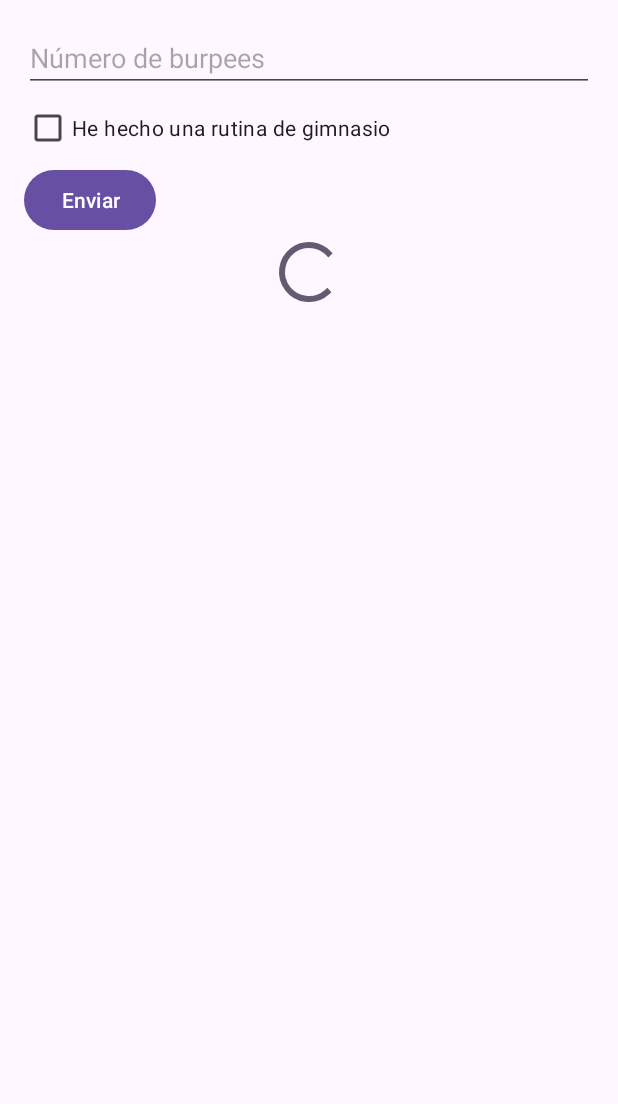
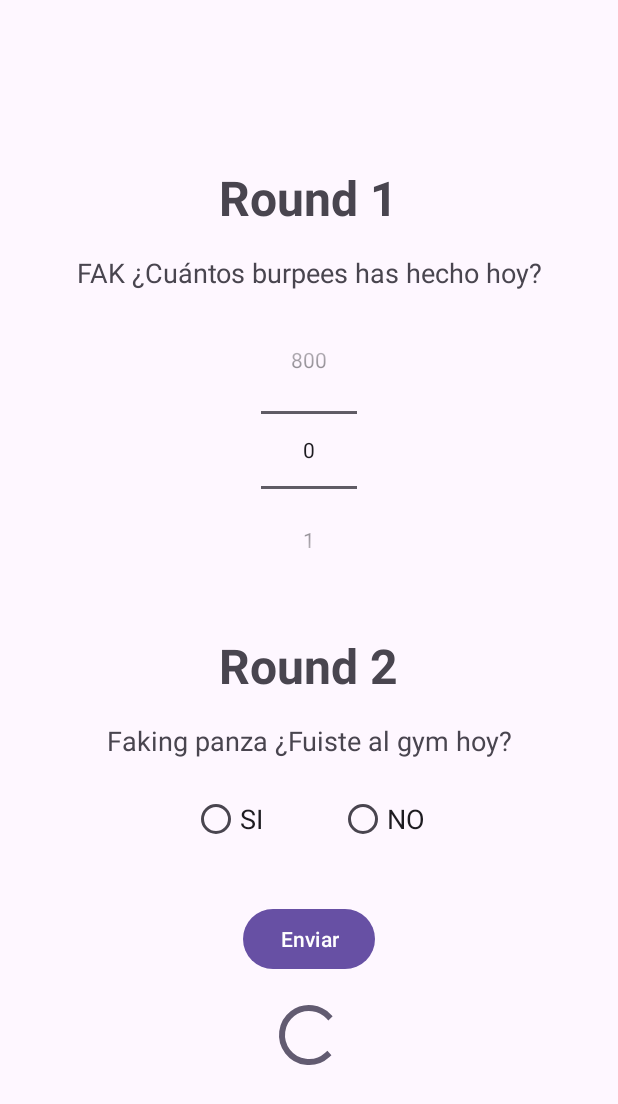
Before and after one commit to Castellano46/Tu_primer_Lambo, an Android app: the fragment ExerciseFragment placed in its activity, on a phone screen of 412 x 824 dp. Shown: the top 1104 px of the screen. Run offline under Robolectric (Android 15) with nearby library versions, the phone set to English and light mode, and no system bars; our stand-ins replace data binding.

Commit message:
Exercise

```diff
--- a/app/src/main/java/com/example/tu_primer_lambo/ui/view/fragments/ExerciseFragment.kt
+++ b/app/src/main/java/com/example/tu_primer_lambo/ui/view/fragments/ExerciseFragment.kt
@@ -11,28 +11,47 @@ import com.example.tu_primer_lambo.ui.viewModels.ExerciseViewModel
 
 class ExerciseFragment : Fragment() {
 
-    private lateinit var binding: FragmentExerciseBinding
+    private var _binding: FragmentExerciseBinding? = null
+    private val binding get() = _binding!!
     private val viewModel: ExerciseViewModel by viewModels()
 
     override fun onCreateView(
         inflater: LayoutInflater, container: ViewGroup?,
         savedInstanceState: Bundle?
     ): View {
-        binding = FragmentExerciseBinding.inflate(inflater, container, false)
+
+        _binding = FragmentExerciseBinding.inflate(inflater, container, false)
         return binding.root
     }
 
     override fun onViewCreated(view: View, savedInstanceState: Bundle?) {
         super.onViewCreated(view, savedInstanceState)
 
+        binding.numberPickerBurpees.apply {
+            minValue = 0
+            maxValue = 800
+            wrapSelectorWheel = true
+        }
+
+
         binding.btnSubmit.setOnClickListener {
-            val burpees = binding.inputBurpees.text.toString().toIntOrNull() ?: 0
-            val gymChecked = binding.checkboxGym.isChecked
-            viewModel.updateProgress(burpees, gymChecked)
+            val burpees = binding.numberPickerBurpees.value
+            val wentToGym = when (binding.radioGroup.checkedRadioButtonId) {
+                binding.radioSi.id -> true
+                binding.radioNo.id -> false
+                else -> false
+            }
+
+            viewModel.updateProgress(burpees, wentToGym)
         }
 
         viewModel.progress.observe(viewLifecycleOwner) { progress ->
             binding.progressBar.progress = (progress * 100).toInt()
         }
     }
+
+    override fun onDestroyView() {
+        super.onDestroyView()
+        _binding = null
+    }
 }
--- a/app/src/main/java/com/example/tu_primer_lambo/ui/view/fragments/MainMenuFragment.kt
+++ b/app/src/main/java/com/example/tu_primer_lambo/ui/view/fragments/MainMenuFragment.kt
@@ -26,6 +26,7 @@ class MainMenuFragment : Fragment() {
         super.onViewCreated(view, savedInstanceState)
 
         binding.btnExercise.setOnClickListener {
+            //requireActivity().supportFragmentManager.commit {
             parentFragmentManager.commit {
                 replace(R.id.fragment_container, ExerciseFragment())
                 addToBackStack(null)
@@ -33,6 +34,7 @@ class MainMenuFragment : Fragment() {
         }
 
         binding.btnCalendar.setOnClickListener {
+            //requireActivity().supportFragmentManager.commit {
             parentFragmentManager.commit {
                 replace(R.id.fragment_container, CalendarFragment())
                 addToBackStack(null)
@@ -40,6 +42,7 @@ class MainMenuFragment : Fragment() {
         }
 
         binding.btnAlarm.setOnClickListener {
+            //requireActivity().supportFragmentManager.commit {
             parentFragmentManager.commit {
                 replace(R.id.fragment_container, AlarmFragment())
                 addToBackStack(null)
--- a/app/src/main/java/com/example/tu_primer_lambo/ui/view/fragments/OnboardingFragment.kt
+++ b/app/src/main/java/com/example/tu_primer_lambo/ui/view/fragments/OnboardingFragment.kt
@@ -12,13 +12,13 @@ class OnboardingFragment : Fragment() {
 
     private lateinit var binding: FragmentOnboardingBinding
     private val story = listOf(
-        "Era un día como cualquier otro, pero algo en ti había cambiado.",
-        "Habías decidido que era hora de tomar el control de tu vida.",
-        "No más excusas, no más procrastinación.",
-        "Sabías que para lograr tu sueño de tener tu primer Lambo, tenías que ser disciplinado.",
-        "La clave no estaba en el dinero, sino en la perseverancia.",
+        "Era un día como otro cualquiera, te despiertas con resaca y algo en ti ha cambiado.",
+        "Decides que es hora de tomar el control de tu vida. No mas PANZA, no mas conformismo",
+        "No más excusas...se acabó ser un fakin mileurista",
+        "Sabías que para lograr tu sueño y tener tu primer Lambo, tenías que ser disciplinado.",
+        "La clave la tiene el gran Llados, tengo que hacer caso de él y de nadie más.",
         "Cada día cuenta, cada burpee te acerca más a tu meta.",
-        "¿Estás listo para empezar este reto y ver cómo te transformas?"
+        "Fakin inutil ¿Estás listo para empezar este reto y ver cómo te transformas masivamente?"
     )
     private var currentStoryIndex = 0
 
--- a/app/src/main/res/layout/fragment_exercise.xml
+++ b/app/src/main/res/layout/fragment_exercise.xml
@@ -5,30 +5,84 @@
         android:layout_width="match_parent"
         android:layout_height="match_parent"
         android:orientation="vertical"
+        android:gravity="center"
         android:padding="16dp">
 
-        <EditText
-            android:id="@+id/inputBurpees"
-            android:layout_width="match_parent"
-            android:layout_height="wrap_content"
-            android:hint="Número de burpees" />
-
-        <CheckBox
-            android:id="@+id/checkboxGym"
+        <TextView
             android:layout_width="wrap_content"
             android:layout_height="wrap_content"
-            android:text="He hecho una rutina de gimnasio" />
+            android:text="Round 1"
+            android:textSize="32sp"
+            android:textStyle="bold"
+            android:gravity="center"
+            android:layout_marginBottom="16dp"/>
+
+        <TextView
+            android:layout_width="wrap_content"
+            android:layout_height="wrap_content"
+            android:text="FAK ¿Cuántos burpees has hecho hoy?"
+            android:textSize="18sp"
+            android:gravity="center"
+            android:layout_marginBottom="16dp"/>
+
+        <NumberPicker
+            android:id="@+id/numberPickerBurpees"
+            android:layout_width="wrap_content"
+            android:layout_height="wrap_content"
+            android:layout_marginBottom="32dp"/>
+
+        <TextView
+            android:layout_width="wrap_content"
+            android:layout_height="wrap_content"
+            android:text="Round 2"
+            android:textSize="32sp"
+            android:textStyle="bold"
+            android:gravity="center"
+            android:layout_marginBottom="16dp"/>
+
+        <TextView
+            android:layout_width="wrap_content"
+            android:layout_height="wrap_content"
+            android:text="Faking panza ¿Fuiste al gym hoy?"
+            android:textSize="18sp"
+            android:gravity="center"
+            android:layout_marginBottom="16dp"/>
+
+        <RadioGroup
+            android:id="@+id/radioGroup"
+            android:layout_width="wrap_content"
+            android:layout_height="wrap_content"
+            android:orientation="horizontal">
+
+            <RadioButton
+                android:id="@+id/radioSi"
+                android:layout_width="wrap_content"
+                android:layout_height="wrap_content"
+                android:text="SI"
+                android:textSize="18sp"
+                android:layout_marginEnd="50dp"/>
+
+            <RadioButton
+                android:id="@+id/radioNo"
+                android:layout_width="wrap_content"
+                android:layout_height="wrap_content"
+                android:text="NO"
+                android:textSize="18sp"/>
+        </RadioGroup>
 
         <Button
             android:id="@+id/btnSubmit"
             android:layout_width="wrap_content"
             android:layout_height="wrap_content"
-            android:text="Enviar" />
+            android:text="Enviar"
+            android:layout_marginTop="32dp"/>
 
         <ProgressBar
             android:id="@+id/progressBar"
             android:layout_width="match_parent"
             android:layout_height="wrap_content"
-            android:max="100" />
+            android:max="100"
+            android:layout_marginTop="16dp"/>
     </LinearLayout>
+
 </layout>
```
